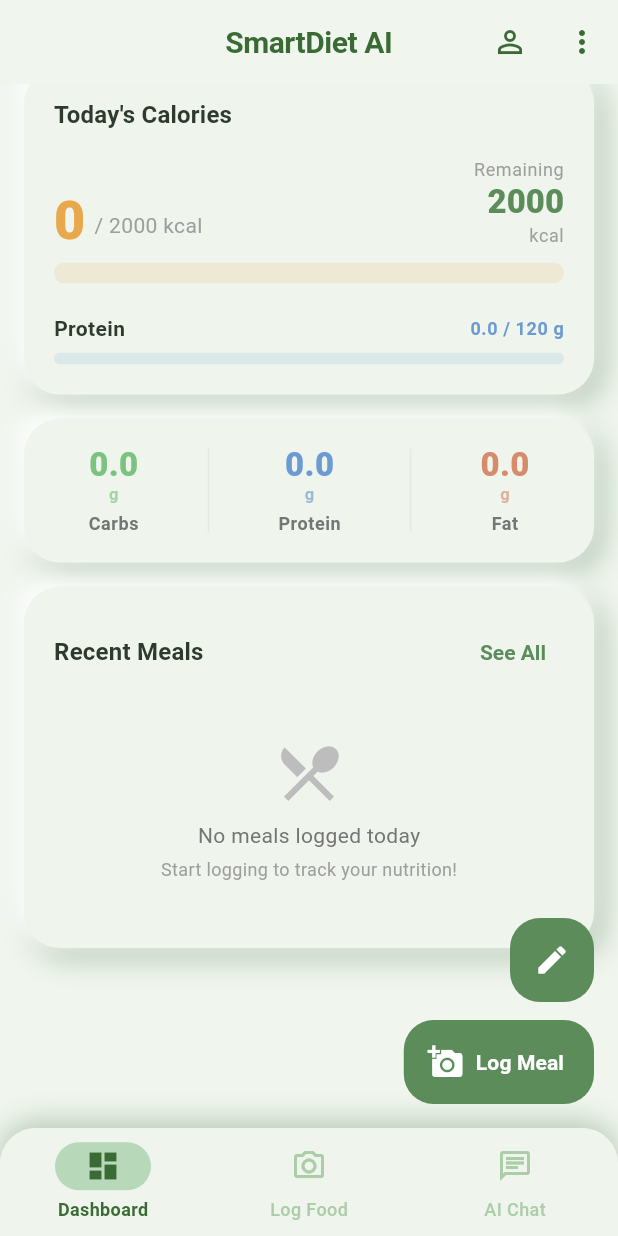
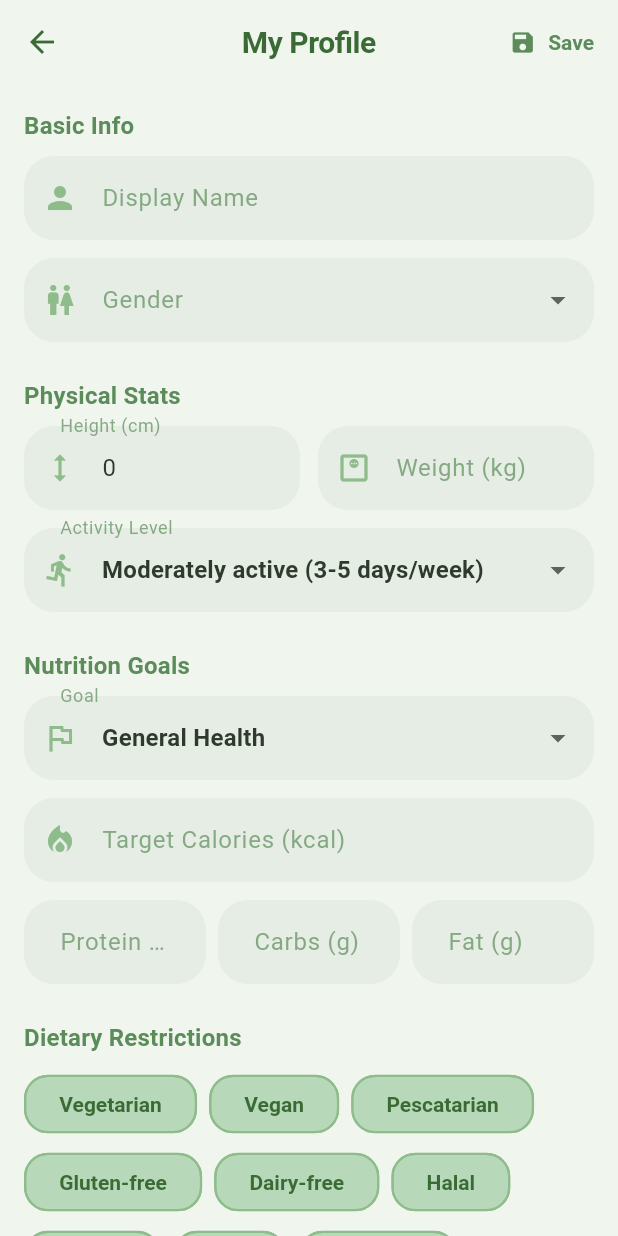
Before and after one commit to billy0917/FYP_VisionNutri, a Flutter app: the DashboardScreen screen opened directly, scrolled down 101 dp, after a tap on the "person outline" icon, on a phone screen of 412 x 824 dp. Run offline on Flutter 3.47's test engine with Material 3 defaults, Android fonts, the phone set to English and light mode, and no system bars; our stand-ins replace fl_chart, flutter_markdown, image_picker, share_plus, supabase_flutter; missing offline and left inert: arcore_flutter_plugin, exif, onnxruntime; accounts and stored records are empty; network calls fail.

Commit message:
feat: profile screen with physical stats, nutrition goals, dietary restrictions & allergies
- ProfileScreen: load/save to Supabase profiles table
- Fields: name, gender, height, weight, activity level, goal type
- Nutrition targets: calories, protein, carbs, fat (auto-calculated from BMR/TDEE if empty)
- Dietary restrictions + allergies as FilterChip multi-select
- person_outline icon in dashboard AppBar navigates to ProfileScreen
- Data feeds into AI nutritionist chat system prompt context

```diff
--- a/lib/features/dashboard/screens/dashboard_screen.dart
+++ b/lib/features/dashboard/screens/dashboard_screen.dart
@@ -12,6 +12,7 @@ import 'package:smart_diet_ai/features/chat/screens/chat_screen.dart';
 import 'package:smart_diet_ai/features/food_entry/screens/manual_food_entry_screen.dart';
 import 'package:smart_diet_ai/features/dashboard/widgets/meal_thumbnail.dart';
 import 'package:smart_diet_ai/features/dashboard/screens/meal_history_screen.dart';
+import 'package:smart_diet_ai/features/profile/screens/profile_screen.dart';
 import 'package:smart_diet_ai/features/settings/screens/settings_screen.dart';
 
 class DashboardScreen extends StatefulWidget {
@@ -53,7 +54,10 @@ class _DashboardScreenState extends State<DashboardScreen> {
           IconButton(
             icon: const Icon(Icons.person_outline),
             onPressed: () {
-              // TODO: Navigate to profile
+              Navigator.push(
+                context,
+                MaterialPageRoute(builder: (_) => const ProfileScreen()),
+              );
             },
           ),
           PopupMenuButton<String>(
--- /dev/null
+++ b/lib/features/profile/screens/profile_screen.dart
@@ -0,0 +1,431 @@
+/// SmartDiet AI — Profile Screen
+///
+/// Lets user view and edit their profile: physical stats, nutrition goals,
+/// dietary restrictions, and allergies. Data saved to Supabase `profiles`.
+library;
+
+import 'package:flutter/material.dart';
+import 'package:smart_diet_ai/core/services/supabase_service.dart';
+import 'package:smart_diet_ai/core/theme/clay_theme.dart';
+
+class ProfileScreen extends StatefulWidget {
+  const ProfileScreen({super.key});
+
+  @override
+  State<ProfileScreen> createState() => _ProfileScreenState();
+}
+
+class _ProfileScreenState extends State<ProfileScreen> {
+  final _formKey = GlobalKey<FormState>();
+  bool _isLoading = true;
+  bool _isSaving = false;
+
+  // ── Controllers ──────────────────────────────────────────
+  final _nameCtrl = TextEditingController();
+  final _heightCtrl = TextEditingController();
+  final _weightCtrl = TextEditingController();
+  final _targetCalCtrl = TextEditingController();
+  final _targetProCtrl = TextEditingController();
+  final _targetCarbCtrl = TextEditingController();
+  final _targetFatCtrl = TextEditingController();
+
+  // ── Dropdown values ──────────────────────────────────────
+  String? _gender;
+  String _activityLevel = 'moderately_active';
+  String _goalType = 'general_health';
+
+  // ── Multi-select ─────────────────────────────────────────
+  final List<String> _selectedRestrictions = [];
+  final List<String> _selectedAllergies = [];
+
+  static const _restrictionOptions = [
+    'Vegetarian',
+    'Vegan',
+    'Pescatarian',
+    'Gluten-free',
+    'Dairy-free',
+    'Halal',
+    'Kosher',
+    'Keto',
+    'Low-carb',
+    'Low-sodium',
+  ];
+
+  static const _allergyOptions = [
+    'Peanuts',
+    'Tree nuts',
+    'Milk',
+    'Eggs',
+    'Wheat',
+    'Soy',
+    'Fish',
+    'Shellfish',
+    'Sesame',
+  ];
+
+  static const _genderOptions = {
+    'male': 'Male',
+    'female': 'Female',
+    'other': 'Other',
+    'prefer_not_to_say': 'Prefer not to say',
+  };
+
+  static const _activityOptions = {
+    'sedentary': 'Sedentary (little or no exercise)',
+    'lightly_active': 'Lightly active (1-3 days/week)',
+    'moderately_active': 'Moderately active (3-5 days/week)',
+    'very_active': 'Very active (6-7 days/week)',
+    'extra_active': 'Extra active (physical job + exercise)',
+  };
+
+  static const _goalOptions = {
+    'general_health': 'General Health',
+    'weight_loss': 'Weight Loss',
+    'maintenance': 'Maintenance',
+    'hypertrophy': 'Muscle Gain / Hypertrophy',
+  };
+
+  @override
+  void initState() {
+    super.initState();
+    _loadProfile();
+  }
+
+  @override
+  void dispose() {
+    _nameCtrl.dispose();
+    _heightCtrl.dispose();
+    _weightCtrl.dispose();
+    _targetCalCtrl.dispose();
+    _targetProCtrl.dispose();
+    _targetCarbCtrl.dispose();
+    _targetFatCtrl.dispose();
+    super.dispose();
+  }
+
+  // ── Load ─────────────────────────────────────────────────
+
+  Future<void> _loadProfile() async {
+    try {
+      final profile = await SupabaseService.getUserProfile();
+      if (profile != null && mounted) {
+        setState(() {
+          _nameCtrl.text = profile['display_name'] ?? '';
+          _gender = profile['gender'];
+          _heightCtrl.text = _numStr(profile['height_cm']);
+          _weightCtrl.text = _numStr(profile['weight_kg']);
+          _activityLevel =
+              profile['activity_level'] ?? 'moderately_active';
+          _goalType = profile['goal_type'] ?? 'general_health';
+          _targetCalCtrl.text = _numStr(profile['target_calories']);
+          _targetProCtrl.text = _numStr(profile['target_protein']);
+          _targetCarbCtrl.text = _numStr(profile['target_carbs']);
+          _targetFatCtrl.text = _numStr(profile['target_fat']);
+          _selectedRestrictions.addAll(
+            List<String>.from(profile['dietary_restrictions'] ?? []),
+          );
+          _selectedAllergies.addAll(
+            List<String>.from(profile['allergies'] ?? []),
+          );
+        });
+      }
+    } catch (_) {
+      // New user — fields stay empty
+    }
+    if (mounted) setState(() => _isLoading = false);
+  }
+
+  static String _numStr(dynamic v) {
+    if (v == null) return '';
+    if (v is num) {
+      return v == v.toInt() ? v.toInt().toString() : v.toString();
+    }
+    return v.toString();
+  }
+
+  // ── Save ─────────────────────────────────────────────────
+
+  Future<void> _save() async {
+    if (!_formKey.currentState!.validate()) return;
+
+    setState(() => _isSaving = true);
+
+    final data = <String, dynamic>{
+      'display_name': _nameCtrl.text.trim(),
+      'gender': _gender,
+      'height_cm': double.tryParse(_heightCtrl.text),
+      'weight_kg': double.tryParse(_weightCtrl.text),
+      'activity_level': _activityLevel,
+      'goal_type': _goalType,
+      'target_calories': int.tryParse(_targetCalCtrl.text),
+      'target_protein': int.tryParse(_targetProCtrl.text),
+      'target_carbs': int.tryParse(_targetCarbCtrl.text),
+      'target_fat': int.tryParse(_targetFatCtrl.text),
+      'dietary_restrictions': _selectedRestrictions,
+      'allergies': _selectedAllergies,
+    };
+
+    // Compute BMR / TDEE if we have enough info
+    final height = double.tryParse(_heightCtrl.text);
+    final weight = double.tryParse(_weightCtrl.text);
+    if (height != null && weight != null && _gender != null) {
+      // Mifflin-St Jeor
+      final bmr = (_gender == 'female')
+          ? 10 * weight + 6.25 * height - 5 * 25 - 161 // rough age 25
+          : 10 * weight + 6.25 * height - 5 * 25 + 5;
+      const multipliers = {
+        'sedentary': 1.2,
+        'lightly_active': 1.375,
+        'moderately_active': 1.55,
+        'very_active': 1.725,
+        'extra_active': 1.9,
+      };
+      final tdee = bmr * (multipliers[_activityLevel] ?? 1.55);
+      data['bmr'] = bmr.round();
+      data['tdee'] = tdee.round();
+
+      // Auto-fill targets if empty
+      if (_targetCalCtrl.text.isEmpty) {
+        final cal = _goalType == 'weight_loss'
+            ? (tdee - 500).round()
+            : _goalType == 'hypertrophy'
+                ? (tdee + 300).round()
+                : tdee.round();
+        data['target_calories'] = cal;
+        _targetCalCtrl.text = cal.toString();
+      }
+    }
+
+    try {
+      await SupabaseService.updateUserProfile(data);
+      if (mounted) {
+        ScaffoldMessenger.of(context).showSnackBar(
+          const SnackBar(content: Text('Profile saved')),
+        );
+      }
+    } catch (e) {
+      if (mounted) {
+        ScaffoldMessenger.of(context).showSnackBar(
+          SnackBar(content: Text('Error saving profile: $e')),
+        );
+      }
+    }
+    if (mounted) setState(() => _isSaving = false);
+  }
+
+  // ── Build ────────────────────────────────────────────────
+
+  @override
+  Widget build(BuildContext context) {
+    return Scaffold(
+      appBar: AppBar(
+        title: const Text('My Profile'),
+        actions: [
+          TextButton.icon(
+            onPressed: _isSaving ? null : _save,
+            icon: _isSaving
+                ? const SizedBox(
+                    width: 16,
+                    height: 16,
+                    child: CircularProgressIndicator(strokeWidth: 2),
+                  )
+                : const Icon(Icons.save),
+            label: const Text('Save'),
+          ),
+        ],
+      ),
+      body: _isLoading
+          ? const Center(child: CircularProgressIndicator())
+          : Form(
+              key: _formKey,
+              child: ListView(
+                padding: const EdgeInsets.all(16),
+                children: [
+                  _sectionHeader(context, 'Basic Info'),
+                  const SizedBox(height: 8),
+                  _buildTextField(_nameCtrl, 'Display Name',
+                      icon: Icons.person),
+                  const SizedBox(height: 12),
+                  _buildDropdown<String>(
+                    label: 'Gender',
+                    value: _gender,
+                    items: _genderOptions,
+                    onChanged: (v) => setState(() => _gender = v),
+                    icon: Icons.wc,
+                  ),
+                  const SizedBox(height: 24),
+
+                  _sectionHeader(context, 'Physical Stats'),
+                  const SizedBox(height: 8),
+                  Row(
+                    children: [
+                      Expanded(
+                        child: _buildTextField(_heightCtrl, 'Height (cm)',
+                            keyboardType: TextInputType.number,
+                            icon: Icons.height),
+                      ),
+                      const SizedBox(width: 12),
+                      Expanded(
+                        child: _buildTextField(_weightCtrl, 'Weight (kg)',
+                            keyboardType: TextInputType.number,
+                            icon: Icons.monitor_weight_outlined),
+                      ),
+                    ],
+                  ),
+                  const SizedBox(height: 12),
+                  _buildDropdown<String>(
+                    label: 'Activity Level',
+                    value: _activityLevel,
+                    items: _activityOptions,
+                    onChanged: (v) =>
+                        setState(() => _activityLevel = v ?? _activityLevel),
+                    icon: Icons.directions_run,
+                  ),
+                  const SizedBox(height: 24),
+
+                  _sectionHeader(context, 'Nutrition Goals'),
+                  const SizedBox(height: 8),
+                  _buildDropdown<String>(
+                    label: 'Goal',
+                    value: _goalType,
+                    items: _goalOptions,
+                    onChanged: (v) =>
+                        setState(() => _goalType = v ?? _goalType),
+                    icon: Icons.flag_outlined,
+                  ),
+                  const SizedBox(height: 12),
+                  _buildTextField(_targetCalCtrl, 'Target Calories (kcal)',
+                      keyboardType: TextInputType.number,
+                      icon: Icons.local_fire_department,
+                      hint: 'Auto-calculated if empty'),
+                  const SizedBox(height: 12),
+                  Row(
+                    children: [
+                      Expanded(
+                        child: _buildTextField(
+                            _targetProCtrl, 'Protein (g)',
+                            keyboardType: TextInputType.number),
+                      ),
+                      const SizedBox(width: 8),
+                      Expanded(
+                        child: _buildTextField(
+                            _targetCarbCtrl, 'Carbs (g)',
+                            keyboardType: TextInputType.number),
+                      ),
+                      const SizedBox(width: 8),
+                      Expanded(
+                        child: _buildTextField(_targetFatCtrl, 'Fat (g)',
+                            keyboardType: TextInputType.number),
+                      ),
+                    ],
+                  ),
+                  const SizedBox(height: 24),
+
+                  _sectionHeader(context, 'Dietary Restrictions'),
+                  const SizedBox(height: 8),
+                  _buildChipSelector(
+                    options: _restrictionOptions,
+                    selected: _selectedRestrictions,
+                  ),
+                  const SizedBox(height: 24),
+
+                  _sectionHeader(context, 'Allergies'),
+                  const SizedBox(height: 8),
+                  _buildChipSelector(
+                    options: _allergyOptions,
+                    selected: _selectedAllergies,
+                  ),
+                  const SizedBox(height: 32),
+
+                  // Save button at bottom too
+                  FilledButton.icon(
+                    onPressed: _isSaving ? null : _save,
+                    icon: const Icon(Icons.save),
+                    label: const Text('Save Profile'),
+                    style: FilledButton.styleFrom(
+                      minimumSize: const Size.fromHeight(48),
+                    ),
+                  ),
+                  const SizedBox(height: 32),
+                ],
+              ),
+            ),
+    );
+  }
+
+  // ── Widgets ──────────────────────────────────────────────
+
+  Widget _sectionHeader(BuildContext context, String title) {
+    return Text(
+      title,
+      style: Theme.of(context).textTheme.titleMedium?.copyWith(
+            fontWeight: FontWeight.bold,
+            color: ClayColors.primary,
+          ),
+    );
+  }
+
+  Widget _buildTextField(
+    TextEditingController ctrl,
+    String label, {
+    TextInputType? keyboardType,
+    IconData? icon,
+    String? hint,
+  }) {
+    return TextFormField(
+      controller: ctrl,
+      keyboardType: keyboardType,
+      decoration: InputDecoration(
+        labelText: label,
+        hintText: hint,
+        prefixIcon: icon != null ? Icon(icon) : null,
+        border: OutlineInputBorder(borderRadius: BorderRadius.circular(12)),
+      ),
+    );
+  }
+
+  Widget _buildDropdown<T>({
+    required String label,
+    required T? value,
+    required Map<T, String> items,
+    required ValueChanged<T?> onChanged,
+    IconData? icon,
+  }) {
+    return DropdownButtonFormField<T>(
+      initialValue: items.containsKey(value) ? value : null,
+      decoration: InputDecoration(
+        labelText: label,
+        prefixIcon: icon != null ? Icon(icon) : null,
+        border: OutlineInputBorder(borderRadius: BorderRadius.circular(12)),
+      ),
+      items: items.entries
+          .map((e) => DropdownMenuItem(value: e.key, child: Text(e.value)))
+          .toList(),
+      onChanged: onChanged,
+    );
+  }
+
+  Widget _buildChipSelector({
+    required List<String> options,
+    required List<String> selected,
+  }) {
+    return Wrap(
+      spacing: 8,
+      runSpacing: 4,
+      children: options.map((opt) {
+        final isOn = selected.contains(opt);
+        return FilterChip(
+          label: Text(opt),
+          selected: isOn,
+          selectedColor: ClayColors.primaryMint,
+          checkmarkColor: ClayColors.primaryDeep,
+          onSelected: (val) {
+            setState(() {
+              val ? selected.add(opt) : selected.remove(opt);
+            });
+          },
+        );
+      }).toList(),
+    );
+  }
+}
```
